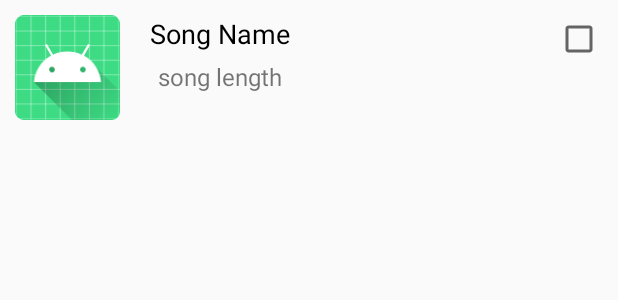
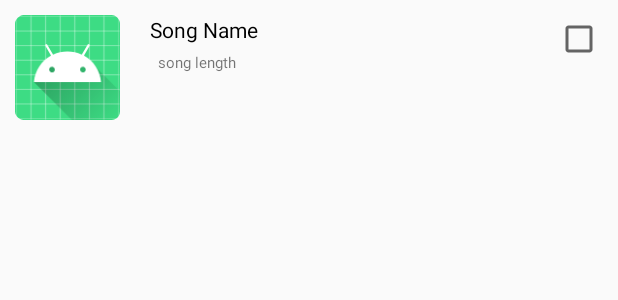
Before and after one commit to amanhack08/Socket-Stream, an Android app: the layout send_media_recycler_list_view.xml on its own in the app's theme, with its tools: preview values and no code run, on a phone screen of 412 x 824 dp. Shown: the top 300 px of the screen. Run offline under Robolectric (Android 15) with nearby library versions, the phone set to English and light mode, and no system bars.

```diff
--- a/app/src/main/res/layout/send_media_recycler_list_view.xml
+++ b/app/src/main/res/layout/send_media_recycler_list_view.xml
@@ -1,7 +1,7 @@
 <?xml version="1.0" encoding="utf-8"?>
 <RelativeLayout xmlns:android="http://schemas.android.com/apk/res/android"
      android:layout_width="match_parent"
-    android:layout_height="match_parent">
+    android:layout_height="wrap_content">
 
     <ImageView
         android:id="@+id/audio_image_recycler_list_view"
@@ -15,13 +15,14 @@
         android:layout_height="wrap_content"
         android:orientation="vertical"
         android:layout_toRightOf="@+id/audio_image_recycler_list_view"
-        android:layout_margin="10dp">
+        android:layout_margin="10dp"
+        android:layout_toLeftOf="@+id/song_checked_recycler_view">
         <TextView
             android:id="@+id/song_name_recycler_text_view"
             android:layout_width="wrap_content"
             android:layout_height="wrap_content"
             android:text="Song Name"
-            android:textSize="18sp"
+            android:textSize="14sp"
             android:textColor="@android:color/black"
             />
         <TextView
@@ -30,10 +31,11 @@
             android:layout_height="wrap_content"
             android:layout_margin="5dp"
             android:text="song length"
-            android:textSize="16sp"/>
+            android:textSize="10sp"/>
     </LinearLayout>
     <CheckBox
         android:id="@+id/song_checked_recycler_view"
+
         android:layout_width="wrap_content"
         android:layout_alignParentRight="true"
         android:layout_height="wrap_content"
```
